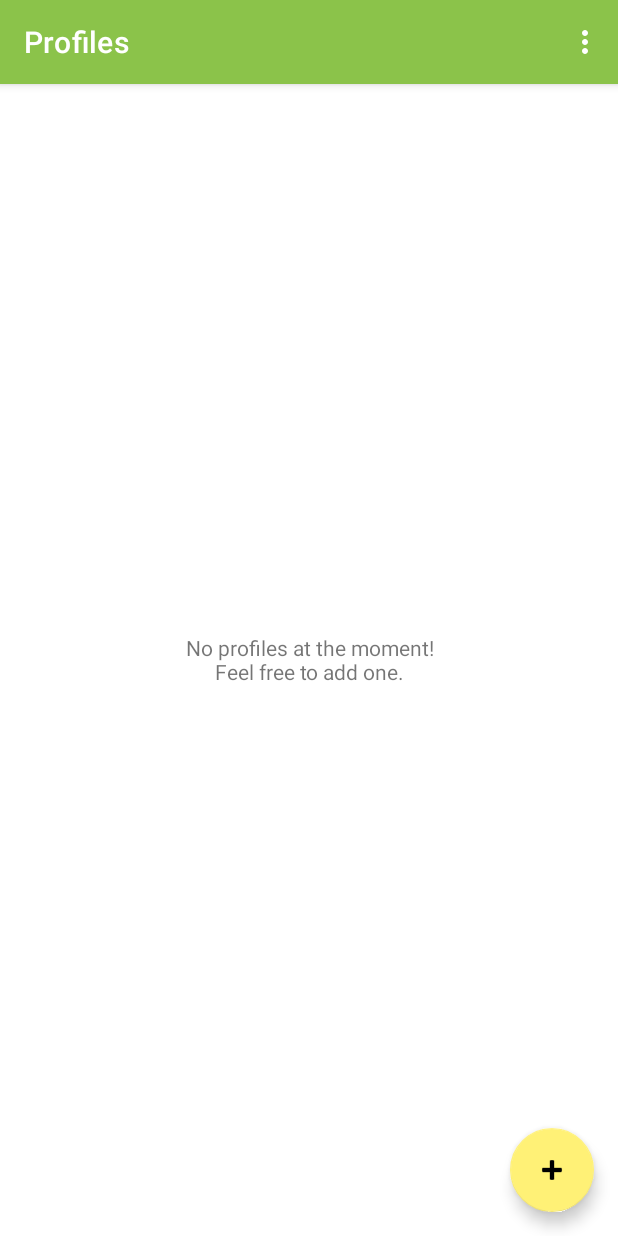
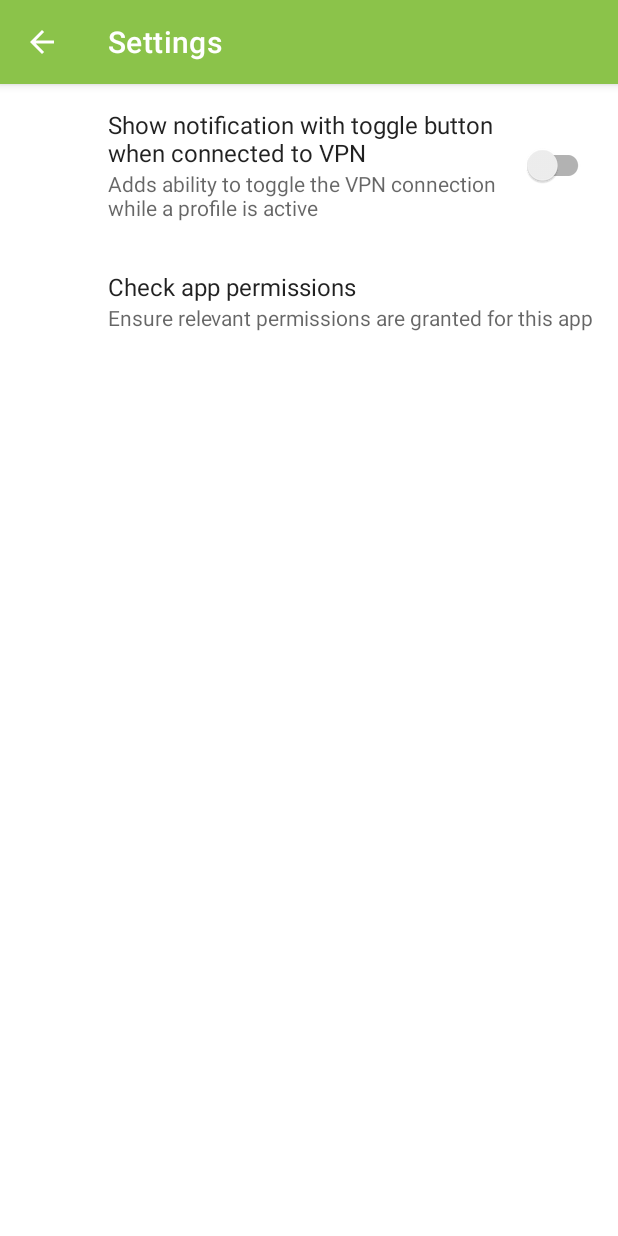
Before and after one commit to DJAndries/vpnmanager-android, an Android app: the screen it shows after launch (MainActivity before the commit, SettingsActivity after it), in the options menu, after a tap on "Settings", on a phone screen of 412 x 824 dp. Run offline under Robolectric (Android 15) with nearby library versions, the phone set to English and light mode, and no system bars; our stand-ins replace androidx.preference, navigation-ui.

Commit message:
add toggle notification

```diff
--- a/app/src/main/java/ca/andries/vpnmanager/MainActivity.kt
+++ b/app/src/main/java/ca/andries/vpnmanager/MainActivity.kt
@@ -58,7 +58,8 @@ class MainActivity : AppCompatActivity() {
         permissionWrangler = PermissionWrangler {
             MainService.startService(this)
         }
-        permissionWrangler.startPermissionCheck(this, requestPermissionLauncher)
+        permissionWrangler.startPermissionCheck(this, requestPermissionLauncher,
+            intent.hasExtra(PERMISSION_CHECK_FLAG))
     }
 
     private fun requestNextPermission(isGranted: Boolean) {
@@ -81,7 +82,10 @@ class MainActivity : AppCompatActivity() {
         // automatically handle clicks on the Home/Up button, so long
         // as you specify a parent activity in AndroidManifest.xml.
         return when (item.itemId) {
-            R.id.action_settings -> true
+            R.id.action_settings -> {
+                startActivity(Intent(this, SettingsActivity::class.java))
+                true
+            }
             else -> super.onOptionsItemSelected(item)
         }
     }
@@ -91,4 +95,8 @@ class MainActivity : AppCompatActivity() {
         return navController.navigateUp(appBarConfiguration)
                 || super.onSupportNavigateUp()
     }
+
+    companion object {
+        val PERMISSION_CHECK_FLAG = "permission_check"
+    }
 }
--- a/app/src/main/java/ca/andries/vpnmanager/PermissionWrangler.kt
+++ b/app/src/main/java/ca/andries/vpnmanager/PermissionWrangler.kt
@@ -20,9 +20,9 @@ class PermissionWrangler(private val finishCallback: () -> Unit) {
     )
     private var settingRequestIndex = 0
 
-    fun startPermissionCheck(ctx: Context, requestLauncher: ActivityResultLauncher<String>) {
+    fun startPermissionCheck(ctx: Context, requestLauncher: ActivityResultLauncher<String>, forceCheck: Boolean) {
         val prefs = ctx.getSharedPreferences(ctx.getString(R.string.main_pref_key), MODE_PRIVATE)
-        if (prefs.getBoolean(ctx.getString(R.string.perm_check_key), false)) {
+        if (!forceCheck && prefs.getBoolean(ctx.getString(R.string.perm_check_key), false)) {
             finishCallback()
             return
         }
--- /dev/null
+++ b/app/src/main/java/ca/andries/vpnmanager/SettingsActivity.kt
@@ -0,0 +1,60 @@
+package ca.andries.vpnmanager
+
+import android.content.SharedPreferences
+import android.os.Bundle
+import android.view.MenuItem
+import androidx.appcompat.app.AppCompatActivity
+import androidx.preference.PreferenceFragmentCompat
+import androidx.preference.PreferenceManager
+
+class SettingsActivity : AppCompatActivity() {
+
+    private lateinit var sharedPrefListener: SharedPreferences.OnSharedPreferenceChangeListener
+
+    override fun onCreate(savedInstanceState: Bundle?) {
+        super.onCreate(savedInstanceState)
+        setContentView(R.layout.settings_activity)
+        if (savedInstanceState == null) {
+            supportFragmentManager
+                .beginTransaction()
+                .replace(R.id.settings, SettingsFragment())
+                .commit()
+        }
+        supportActionBar?.setDisplayHomeAsUpEnabled(true)
+        sharedPrefListener = SharedPreferences.OnSharedPreferenceChangeListener { sharedPreferences: SharedPreferences, key: String ->
+            if (key == SHOW_TOGGLE_NOTIF) {
+                if (sharedPreferences.getBoolean(SHOW_TOGGLE_NOTIF, false)) {
+                    MainService.reloadFromActivity(this)
+                }
+            }
+        }
+        PreferenceManager.getDefaultSharedPreferences(this).registerOnSharedPreferenceChangeListener(sharedPrefListener)
+    }
+
+    override fun onDestroy() {
+        super.onDestroy()
+        PreferenceManager.getDefaultSharedPreferences(this).unregisterOnSharedPreferenceChangeListener(sharedPrefListener)
+    }
+
+    override fun onOptionsItemSelected(item: MenuItem): Boolean {
+        return when (item.itemId) {
+            android.R.id.home -> {
+                finish()
+                true
+            }
+            else -> {
+                super.onOptionsItemSelected(item)
+            }
+        }
+    }
+
+    class SettingsFragment : PreferenceFragmentCompat() {
+        override fun onCreatePreferences(savedInstanceState: Bundle?, rootKey: String?) {
+            setPreferencesFromResource(R.xml.root_preferences, rootKey)
+        }
+    }
+
+    companion object {
+        val SHOW_TOGGLE_NOTIF = "show_toggle_notif"
+    }
+}
--- /dev/null
+++ b/app/src/main/res/drawable/ic_baseline_toggle_on_24.xml
@@ -0,0 +1,10 @@
+<vector xmlns:android="http://schemas.android.com/apk/res/android"
+    android:width="24dp"
+    android:height="24dp"
+    android:viewportWidth="24"
+    android:viewportHeight="24"
+    android:tint="?attr/colorControlNormal">
+  <path
+      android:fillColor="@android:color/white"
+      android:pathData="M17,7L7,7c-2.76,0 -5,2.24 -5,5s2.24,5 5,5h10c2.76,0 5,-2.24 5,-5s-2.24,-5 -5,-5zM17,15c-1.66,0 -3,-1.34 -3,-3s1.34,-3 3,-3 3,1.34 3,3 -1.34,3 -3,3z"/>
+</vector>
--- /dev/null
+++ b/app/src/main/res/layout/settings_activity.xml
@@ -0,0 +1,9 @@
+<LinearLayout xmlns:android="http://schemas.android.com/apk/res/android"
+    android:layout_width="match_parent"
+    android:layout_height="match_parent">
+
+    <FrameLayout
+        android:id="@+id/settings"
+        android:layout_width="match_parent"
+        android:layout_height="match_parent" />
+</LinearLayout>
--- a/app/src/main/res/values/strings.xml
+++ b/app/src/main/res/values/strings.xml
@@ -26,7 +26,7 @@
     <string name="profiles">Profiles</string>
     <string name="wireguard">Wireguard</string>
     <string name="wireguard_with_tunnel">Wireguard (%s)</string>
-    <string name="last_connection_time">Last connection time: %1$s</string>
+    <string name="last_connection_time">Last connection time: %s</string>
     <string name="profile_name">Profile Name</string>
     <string name="vpn_provider">VPN Provider</string>
     <string name="tunnel_name">Tunnel Name</string>
@@ -50,25 +50,22 @@
 
     <string name="serv_status_notif_channel_desc">Running service status</string>
     <string name="serv_status_notif_text">Service is running, notification can be disabled in system app settings</string>
+    <string name="toggle_notif_channel_desc">Connection status/toggle</string>
 
     <string name="main_pref_key">main_prefs</string>
     <string name="profiles_pref_key">profiles</string>
     <string name="profiles_next_id_key">next_pid</string>
     <string name="perm_check_key">perm_check</string>
 
-    <!-- Preference Titles -->
-    <string name="messages_header">Messages</string>
-    <string name="sync_header">Sync</string>
+    <string name="check_perms_setting">Check app permissions</string>
+    <string name="check_perms_setting_desc">Ensure relevant permissions are granted for this app</string>
+    <string name="toggle_notif_setting">Show notification with toggle button when connected to VPN</string>
+    <string name="toggle_notif_setting_desc">Adds ability to toggle the VPN connection while a profile is active</string>
 
-    <!-- Messages Preferences -->
-    <string name="signature_title">Your signature</string>
-    <string name="reply_title">Default reply action</string>
+    <string name="title_activity_settings">Settings</string>
 
-    <!-- Sync Preferences -->
-    <string name="sync_title">Sync email periodically</string>
-    <string name="attachment_title">Download incoming attachments</string>
-    <string name="attachment_summary_on">Automatically download attachments for incoming emails
-    </string>
-    <string name="attachment_summary_off">Only download attachments when manually requested</string>
+    <string name="vpn_connected">VPN connected: %s</string>
+    <string name="vpn_disconnected">VPN disconnected</string>
+    <string name="toggle_connection">Toggle connection</string>
 
 </resources>
--- a/app/src/main/res/xml/root_preferences.xml
+++ b/app/src/main/res/xml/root_preferences.xml
@@ -1,35 +1,20 @@
-<PreferenceScreen xmlns:app="http://schemas.android.com/apk/res-auto">
+<PreferenceScreen xmlns:app="http://schemas.android.com/apk/res-auto"
+    xmlns:android="http://schemas.android.com/apk/res/android">
 
-    <PreferenceCategory app:title="@string/messages_header">
+    <SwitchPreferenceCompat
+        app:key="show_toggle_notif"
+        app:summary="@string/toggle_notif_setting_desc"
+        app:title="@string/toggle_notif_setting" />
 
-        <EditTextPreference
-            app:key="signature"
-            app:title="@string/signature_title"
-            app:useSimpleSummaryProvider="true" />
-
-        <ListPreference
-            app:defaultValue="reply"
-            app:entries="@array/reply_entries"
-            app:entryValues="@array/reply_values"
-            app:key="reply"
-            app:title="@string/reply_title"
-            app:useSimpleSummaryProvider="true" />
-
-    </PreferenceCategory>
-
-    <PreferenceCategory app:title="@string/sync_header">
-
-        <SwitchPreferenceCompat
-            app:key="sync"
-            app:title="@string/sync_title" />
-
-        <SwitchPreferenceCompat
-            app:dependency="sync"
-            app:key="attachment"
-            app:summaryOff="@string/attachment_summary_off"
-            app:summaryOn="@string/attachment_summary_on"
-            app:title="@string/attachment_title" />
-
-    </PreferenceCategory>
+    <Preference
+        app:key="check_perms"
+        app:title="@string/check_perms_setting"
+        app:summary="@string/check_perms_setting_desc">
+        <intent
+            android:targetPackage="ca.andries.vpnmanager"
+            android:targetClass="ca.andries.vpnmanager.MainActivity">
+            <extra android:name="permission_check" android:value="true" />
+        </intent>
+    </Preference>
 
 </PreferenceScreen>
```
Also changed, not shown: app/src/main/AndroidManifest.xml (+6 -2 lines), app/src/main/java/ca/andries/vpnmanager/BootBroadcastReceiver.kt (deleted, +0 -13 lines), app/src/main/java/ca/andries/vpnmanager/MainBroadcastReceiver.kt (added, +19 -0 lines), app/src/main/java/ca/andries/vpnmanager/MainService.kt (+93 -16 lines), app/src/main/res/layout/activity_profile_config.xml (+21 -11 lines).
